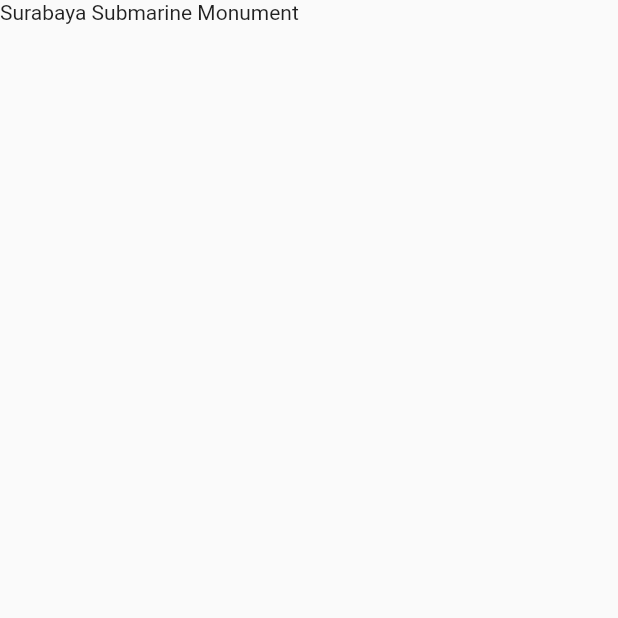
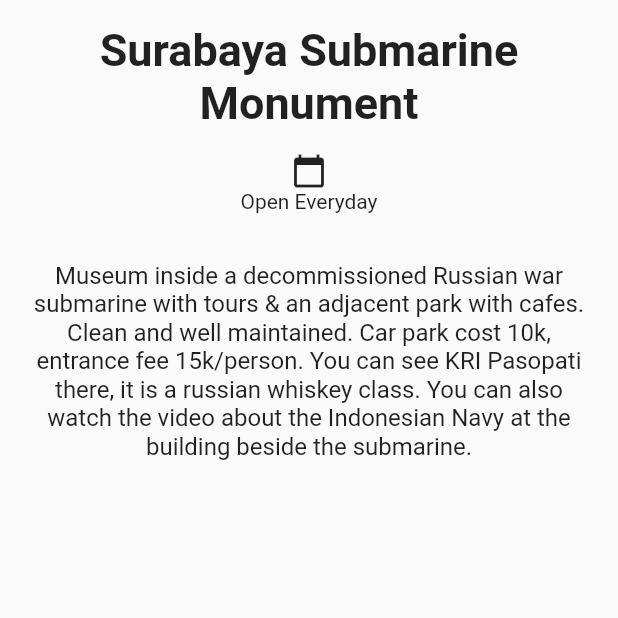
Before and after one commit to mzuhriwijianto/appwisata, a Flutter app: the screen it shows after launch, on a phone screen of 412 x 824 dp, the top half of it. Run offline on Flutter 3.47's test engine with Material 2 defaults, Android fonts, the phone set to English and light mode, and no system bars.

Commit message:
Dashbord Layout

```diff
--- a/lib/main.dart
+++ b/lib/main.dart
@@ -23,10 +23,45 @@ class DetailScreen extends StatelessWidget {
   @override
   Widget build(BuildContext context) {
     return Scaffold(
-      body: Column(
-        children: const[
-          Text("Surabaya Submarine Monument")
-        ],
+      body: SafeArea(
+        child: Column(
+          crossAxisAlignment: CrossAxisAlignment.stretch,
+          children: <Widget> [
+            Container(
+                margin: EdgeInsets.only(top: 16.0),
+                child: Text(
+                  "Surabaya Submarine Monument",
+                  textAlign: TextAlign.center,
+                  style: TextStyle(
+                    fontSize: 30.0,
+                    fontWeight: FontWeight.bold,
+                  ),
+                ),
+              ),
+            Container(
+              margin: const EdgeInsets.symmetric(vertical: 16.0),
+              child: Row(
+                mainAxisAlignment: MainAxisAlignment.spaceEvenly,
+                children: <Widget>[
+                  Column(
+                    children: const <Widget> [
+                      Icon(Icons.calendar_today),
+                      Text("Open Everyday"),
+                    ],
+                  ),
+                ],
+              ),
+            ),
+            Container(
+              padding: const EdgeInsets.all(16.0),
+              child: const Text(
+                "Museum inside a decommissioned Russian war submarine with tours & an adjacent park with cafes. Clean and well maintained. Car park cost 10k, entrance fee 15k/person. You can see KRI Pasopati there, it is a russian whiskey class. You can also watch the video about the Indonesian Navy at the building beside the submarine.",
+                    textAlign: TextAlign.center,
+                    style: TextStyle(fontSize: 16.0),
+              ),
+            )
+          ],
+        ),
       ),
     );
   }
```
